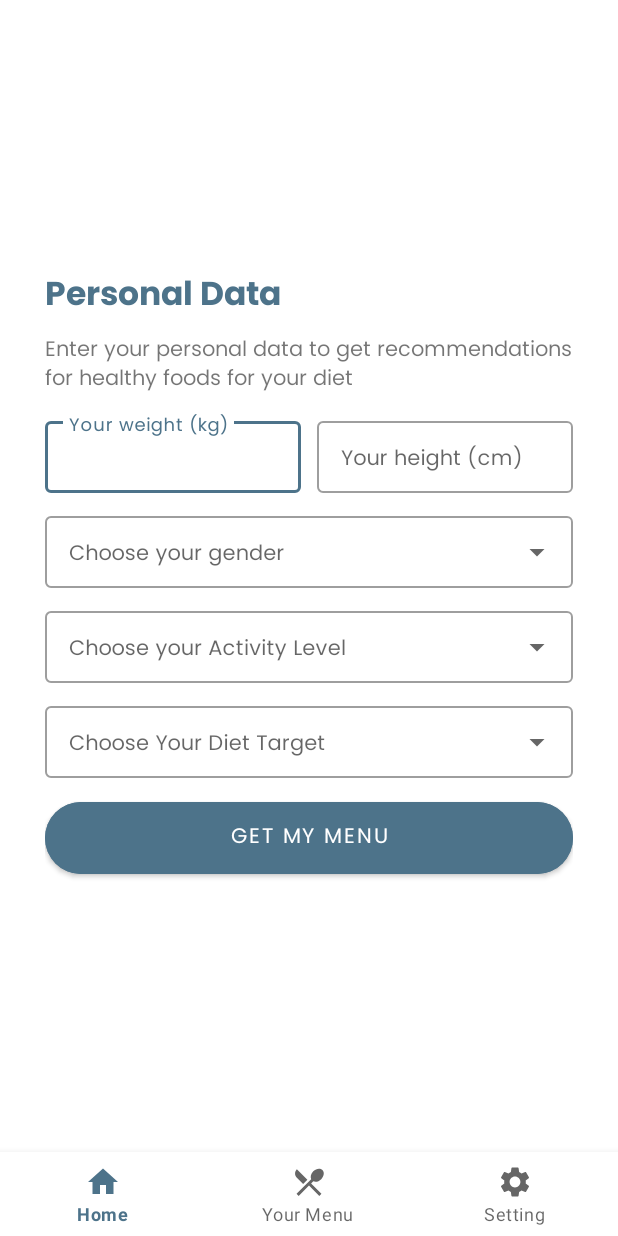
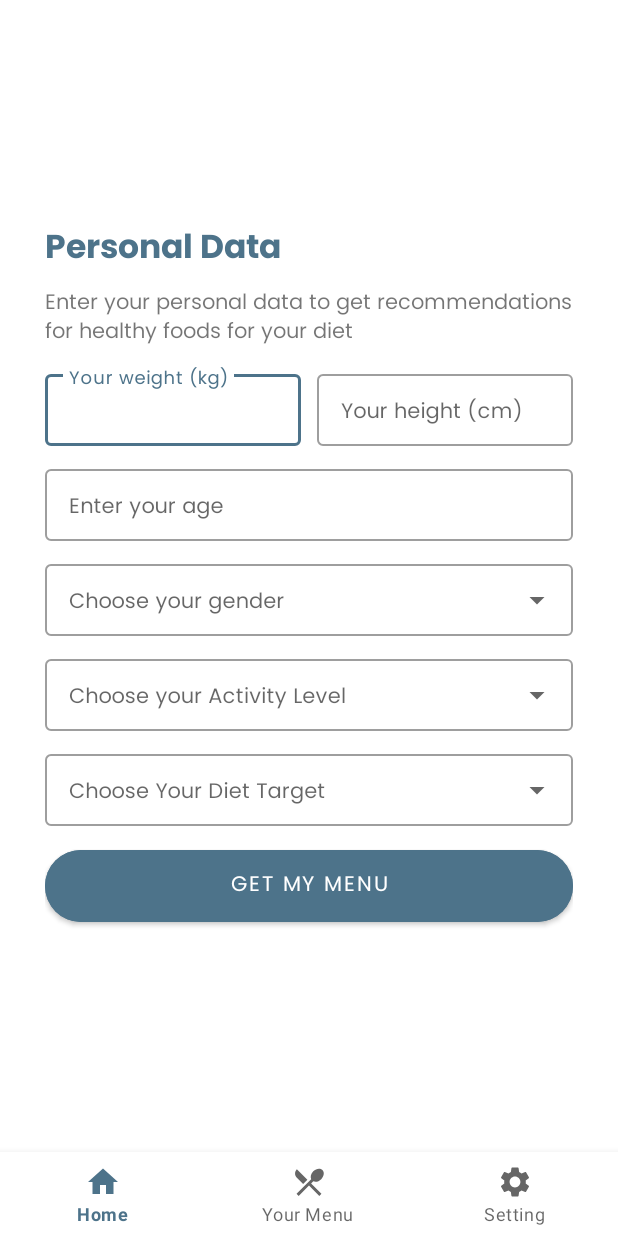
Before and after one commit to youngdude/NutriFit, an Android app: the HomeFragment screen opened directly, with no data from a screen before it, on a phone screen of 412 x 824 dp. Run offline under Robolectric (Android 15) with nearby library versions, the phone set to English and light mode, and no system bars; our stand-ins replace navigation-ui; libraries missing offline, so code that uses them is left out: org.tensorflow.lite.

Commit message:
update inputan HomeFragment

```diff
--- a/app/build.gradle.kts
+++ b/app/build.gradle.kts
@@ -36,6 +36,7 @@ android {
     }
     buildFeatures {
         viewBinding = true
+        mlModelBinding = true
     }
 }
 
@@ -51,6 +52,7 @@ dependencies {
     implementation(libs.androidx.navigation.ui.ktx)
     implementation(libs.androidx.activity)
     implementation(libs.firebase.auth)
+    implementation(libs.tensorflow.lite.metadata)
     testImplementation(libs.junit)
     androidTestImplementation(libs.androidx.junit)
     androidTestImplementation(libs.androidx.espresso.core)
--- a/app/src/main/java/com/example/nutrifit/adapter/YourMenuAdapter.kt
+++ b/app/src/main/java/com/example/nutrifit/adapter/YourMenuAdapter.kt
@@ -24,9 +24,9 @@ class YourMenuAdapter(private val yourMenus: List<YourMenu>) : RecyclerView.Adap
 
     class MenuItemViewHolder(private val binding: YourMenuItemBinding) : RecyclerView.ViewHolder(binding.root) {
         fun bind(menu: YourMenu.MenuItem) {
-            binding.titleYourMenu.text = menu.title
-            binding.descYourMenu.text = menu.description
-            binding.imageYourMenu.setImageResource(menu.imageResId)
+            binding.tvTitle.text = menu.title
+            binding.tvType.text = menu.type
+            binding.tvImage.setImageResource(menu.imageResId)
         }
     }
 
--- a/app/src/main/java/com/example/nutrifit/ui/yourMenu/YourMenuFragment.kt
+++ b/app/src/main/java/com/example/nutrifit/ui/yourMenu/YourMenuFragment.kt
@@ -30,7 +30,7 @@ class YourMenuFragment : Fragment() {
     override fun onViewCreated(view: View, savedInstanceState: Bundle?) {
         super.onViewCreated(view, savedInstanceState)
 
-        binding.progressbarYourMenu.visibility = View.VISIBLE
+        binding.tvProgressbar.visibility = View.VISIBLE
 
         val yourMenus = listOf(
             YourMenu.MenuItem("Breakfast", "Healthy Oatmeal with Fruits", "A nutritious start to your day.", R.drawable.default_food),
@@ -65,7 +65,7 @@ class YourMenuFragment : Fragment() {
         }
 
         view.postDelayed({
-            binding.progressbarYourMenu.visibility = View.GONE
+            binding.tvProgressbar.visibility = View.GONE
         }, 1000)
     }
 
--- a/app/src/main/res/layout/fragment_home.xml
+++ b/app/src/main/res/layout/fragment_home.xml
@@ -14,7 +14,7 @@
         android:layout_gravity="center">
 
         <TextView
-            android:id="@+id/heading_home"
+            android:id="@+id/tv_heading"
             android:layout_width="match_parent"
             android:layout_height="wrap_content"
             android:text="@string/heading_home"
@@ -24,23 +24,24 @@
             android:fontFamily="@font/poppins_bold" />
 
         <TextView
-            android:id="@+id/desc_home"
+            android:id="@+id/tv_desc"
             android:layout_width="match_parent"
             android:layout_height="wrap_content"
             android:layout_marginTop="5dp"
             android:textSize="14sp"
             android:text="@string/desc_home"
             android:fontFamily="@font/poppins"
-            android:layout_below="@+id/heading_home"/>
+            android:layout_below="@+id/tv_heading" />
 
         <LinearLayout
             android:id="@+id/row"
             android:layout_width="match_parent"
             android:layout_height="wrap_content"
+            android:layout_below="@+id/tv_desc"
             android:orientation="horizontal"
             android:gravity="center"
             android:weightSum="2"
-            android:layout_below="@+id/desc_home"
+            android:baselineAligned="false"
             android:layout_marginTop="10dp">
 
             <com.google.android.material.textfield.TextInputLayout
@@ -84,11 +85,30 @@
         </LinearLayout>
 
         <com.google.android.material.textfield.TextInputLayout
+            android:id="@+id/label_age"
+            style="@style/Widget.MaterialComponents.TextInputLayout.OutlinedBox"
+            android:layout_width="match_parent"
+            android:layout_height="wrap_content"
+            android:layout_below="@+id/row"
+            android:layout_marginTop="10dp"
+            android:hint="@string/age">
+
+            <com.google.android.material.textfield.TextInputEditText
+                android:id="@+id/field_age"
+                android:layout_width="match_parent"
+                android:layout_height="wrap_content"
+                android:fontFamily="@font/poppins"
+                android:inputType="number"
+                android:paddingVertical="12dp"
+                android:textSize="14sp" />
+        </com.google.android.material.textfield.TextInputLayout>
+
+        <com.google.android.material.textfield.TextInputLayout
             android:id="@+id/label_gender"
             style="@style/Widget.MaterialComponents.TextInputLayout.OutlinedBox.ExposedDropdownMenu"
             android:layout_width="match_parent"
             android:layout_height="wrap_content"
-            android:layout_below="@+id/row"
+            android:layout_below="@+id/label_age"
             android:layout_marginTop="10dp">
 
             <AutoCompleteTextView
@@ -151,6 +171,7 @@
             android:layout_marginTop="10dp"
             app:cornerRadius="30dp"
             android:layout_below="@+id/label_target"/>
+
     </RelativeLayout>
 
 </ScrollView>
--- a/app/src/main/res/values/strings.xml
+++ b/app/src/main/res/values/strings.xml
@@ -61,7 +61,8 @@
     <string name="desc_menu">a collection of healthy food recommendation articles tailored to support your diet goals</string>
     <string name="category_menu">Category Menu</string>
     <string name="item_title">Title Menu</string>
-    <string name="item_desc">Description Menu</string>
+    <string name="item_type">Type Menu</string>
+    <string name="message">No recommendation available.</string>
 
     // detail menu
     <string name="detail_photo">Image Food</string>
--- a/gradle/libs.versions.toml
+++ b/gradle/libs.versions.toml
@@ -26,6 +26,7 @@ opencsv = "5.6"
 retrofit = "2.11.0"
 tensorflowLite = "2.13.0"
 tensorflowLiteSupport = "0.4.4"
+tensorflowLiteMetadata = "0.1.0"
 
 [libraries]
 androidx-activity-ktx = { module = "androidx.activity:activity-ktx", version.ref = "activity" }
@@ -54,6 +55,7 @@ opencsv = { module = "com.opencsv:opencsv", version.ref = "opencsv" }
 retrofit = { module = "com.squareup.retrofit2:retrofit", version.ref = "retrofit" }
 tensorflow-lite-support = { module = "org.tensorflow:tensorflow-lite-support", version.ref = "tensorflowLiteSupport" }
 tensorflow-lite = { module = "org.tensorflow:tensorflow-lite", version.ref = "tensorflowLite" }
+tensorflow-lite-metadata = { group = "org.tensorflow", name = "tensorflow-lite-metadata", version.ref = "tensorflowLiteMetadata" }
 
 [plugins]
 android-application = { id = "com.android.application", version.ref = "agp" }
```
Also changed, not shown: app/src/main/java/com/example/nutrifit/data/YourMenu.kt (+6 -1 lines), app/src/main/res/layout/fragment_your_menu.xml (+15 -6 lines), app/src/main/res/layout/your_menu_item.xml (+4 -6 lines), app/src/main/asset/resep.csv (renamed from app/src/main/java/com/example/nutrifit/asset/resep.csv), 4 other files.
